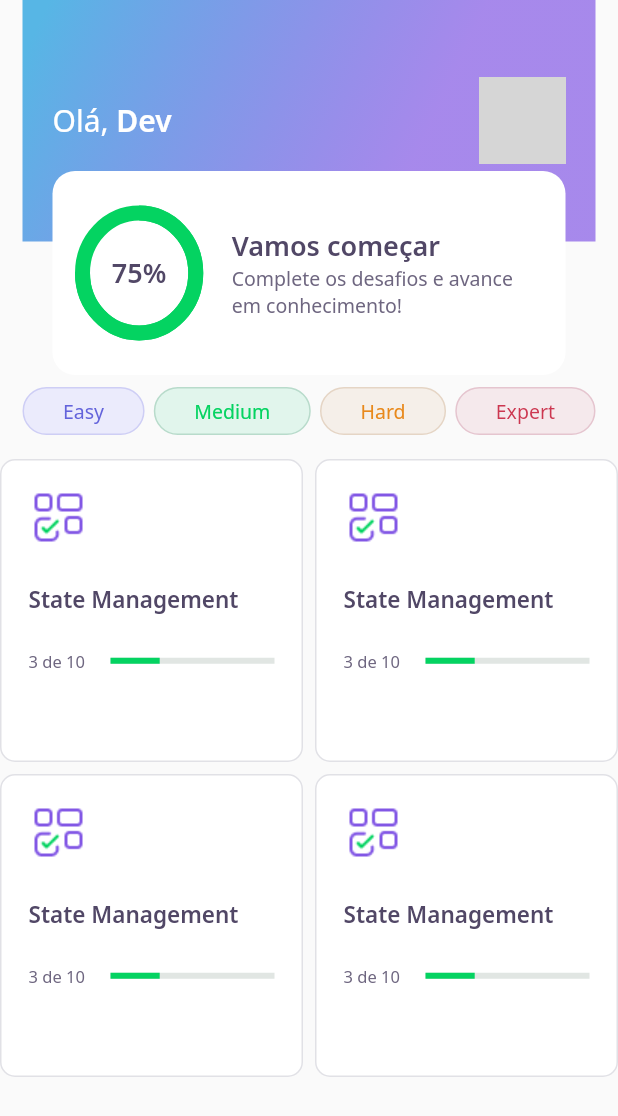
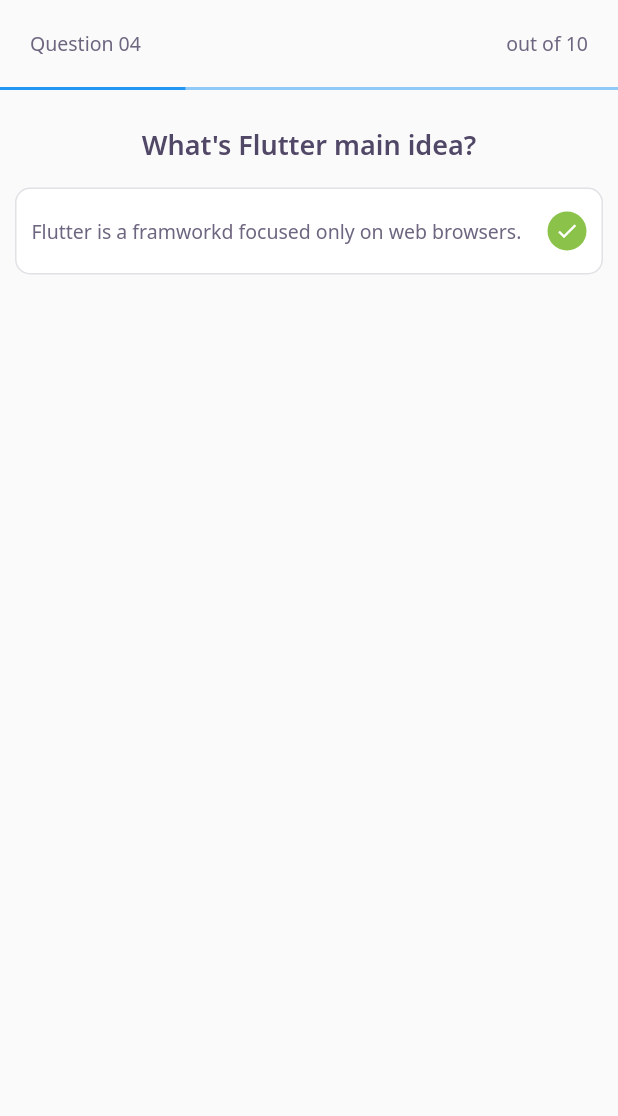
Before and after one commit to glgomess/flutter-quiz, a Flutter app: the screen it shows after launch, on a phone screen of 412 x 824 dp. Shown: the top 1116 px of the screen. Run offline on Flutter 3.47's test engine with Material 2 defaults, Android fonts, the phone set to English and light mode, and no system bars; our stand-ins replace google_fonts; grey boxes are pictures that could not be loaded.

Commit message:
FEAT: Start of quiz page

```diff
--- a/lib/core/app_widget.dart
+++ b/lib/core/app_widget.dart
@@ -1,3 +1,4 @@
+import 'package:DevQuiz/core/challenge/challenge-page.page.dart';
 import 'package:DevQuiz/core/home/home.page.dart';
 import 'package:DevQuiz/pages/splash.page.dart';
 import 'package:flutter/material.dart';
@@ -7,7 +8,7 @@ class AppWidget extends StatelessWidget {
   Widget build(BuildContext context) {
     return MaterialApp(
       title: "DevQuiz",
-      home: HomePage(),
+      home: ChallengePage(),
     );
   }
 }
--- /dev/null
+++ b/lib/core/challenge/challenge-page.page.dart
@@ -0,0 +1,21 @@
+import 'package:DevQuiz/core/challenge/widgets/question-indicator/question-indicator.widget.dart';
+import 'package:DevQuiz/core/challenge/widgets/quiz/quiz.widget.dart';
+import 'package:flutter/material.dart';
+
+class ChallengePage extends StatefulWidget {
+  @override
+  _ChallengePageState createState() => _ChallengePageState();
+}
+
+class _ChallengePageState extends State<ChallengePage> {
+  @override
+  Widget build(BuildContext context) {
+    return Scaffold(
+      appBar: PreferredSize(
+        preferredSize: Size.fromHeight(60),
+        child: SafeArea(top: true, child: QuestionIndicator()),
+      ),
+      body: Quiz(title: "What's Flutter main idea?"),
+    );
+  }
+}
--- /dev/null
+++ b/lib/core/challenge/widgets/answer/answer.widget.dart
@@ -0,0 +1,55 @@
+import 'package:DevQuiz/core/app_colors.dart';
+import 'package:DevQuiz/core/core.dart';
+import 'package:flutter/material.dart';
+
+class Answer extends StatelessWidget {
+  final String possibleAnswer;
+  final bool isRigth;
+  final bool isSelected;
+
+  const Answer(
+      {Key? key,
+      required this.possibleAnswer,
+      this.isRigth = false,
+      this.isSelected = false})
+      : super(key: key);
+
+  @override
+  Widget build(BuildContext context) {
+    return Padding(
+      padding: const EdgeInsets.symmetric(horizontal: 10),
+      child: Container(
+        child: Padding(
+          padding: const EdgeInsets.symmetric(horizontal: 10, vertical: 15),
+          child: Row(
+            mainAxisAlignment: MainAxisAlignment.spaceBetween,
+            children: [
+              Expanded(
+                child: Text(
+                  possibleAnswer,
+                  style: AppTextStyles.body,
+                ),
+              ),
+              Container(
+                width: 26,
+                height: 26,
+                decoration: BoxDecoration(
+                    borderRadius: BorderRadius.circular(100),
+                    color: Colors.lightGreen),
+                child: Icon(
+                  Icons.check,
+                  size: 16,
+                  color: Colors.white,
+                ),
+              )
+            ],
+          ),
+        ),
+        decoration: BoxDecoration(
+            color: AppColors.white,
+            borderRadius: BorderRadius.circular(10),
+            border: Border.fromBorderSide(BorderSide(color: AppColors.border))),
+      ),
+    );
+  }
+}
--- /dev/null
+++ b/lib/core/challenge/widgets/question-indicator/question-indicator.widget.dart
@@ -0,0 +1,31 @@
+import 'package:DevQuiz/core/core.dart';
+import 'package:flutter/material.dart';
+
+class QuestionIndicator extends StatelessWidget {
+  @override
+  Widget build(BuildContext context) {
+    return Container(
+      child: Column(
+        children: [
+          Padding(
+            padding: const EdgeInsets.all(20),
+            child: Row(
+              mainAxisAlignment: MainAxisAlignment.spaceBetween,
+              children: [
+                Text(
+                  'Question 04',
+                  style: AppTextStyles.body,
+                ),
+                Text('out of 10', style: AppTextStyles.body),
+              ],
+            ),
+          ),
+          Expanded(
+              child: LinearProgressIndicator(
+            value: 0.3,
+          ))
+        ],
+      ),
+    );
+  }
+}
--- /dev/null
+++ b/lib/core/challenge/widgets/quiz/quiz.widget.dart
@@ -0,0 +1,31 @@
+import 'package:DevQuiz/core/challenge/widgets/answer/answer.widget.dart';
+import 'package:DevQuiz/core/core.dart';
+import 'package:flutter/material.dart';
+
+class Quiz extends StatelessWidget {
+  final String title;
+  const Quiz({Key? key, required this.title}) : super(key: key);
+
+  @override
+  Widget build(BuildContext context) {
+    return Container(
+      child: Padding(
+        padding: const EdgeInsets.only(top: 24),
+        child: Column(
+          children: [
+            Text(
+              title,
+              style: AppTextStyles.heading,
+            ),
+            SizedBox(
+              height: 16,
+            ),
+            Answer(
+                possibleAnswer:
+                    'Flutter is a framworkd focused only on web browsers.')
+          ],
+        ),
+      ),
+    );
+  }
+}
```
